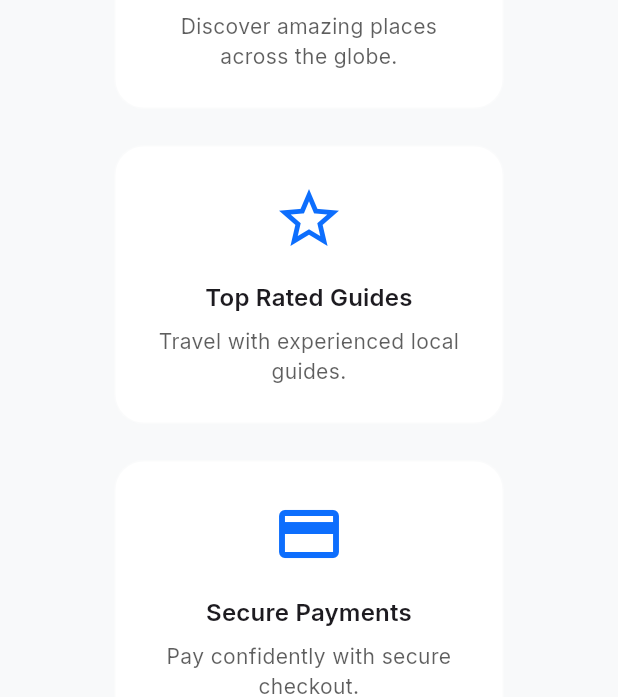
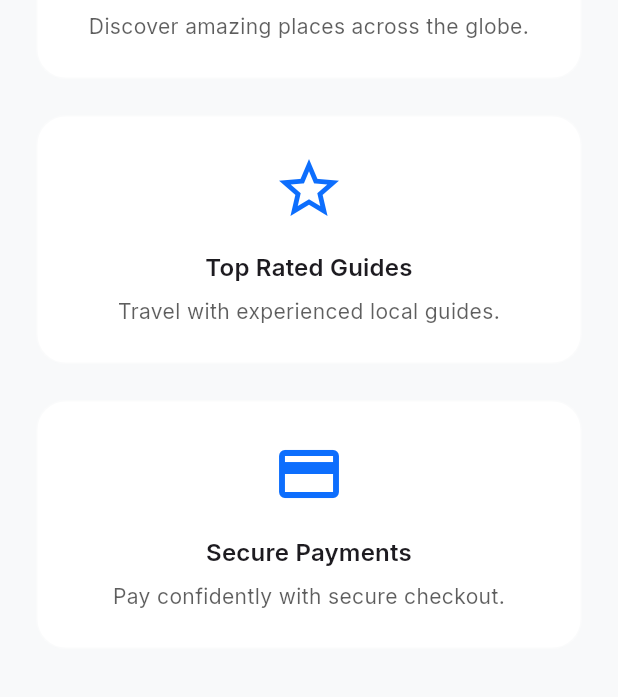
Before and after one commit to aidrizi23/tour_flutter_main, a Flutter app: the HomeWebScreen screen opened by its route, scrolled down 198 dp, on a phone screen of 412 x 824 dp, the part 539-1236 px from its top. Run offline on Flutter 3.47's test engine with Material 3 defaults, Android fonts, the phone set to English and light mode, and no system bars; our stand-ins replace google_fonts, shared_preferences; missing offline and left inert: flutter_stripe; accounts and stored records are empty; network calls fail.

Commit message:
Modularize home screen

```diff
--- a/lib/screens/home/home_web_screen.dart
+++ b/lib/screens/home/home_web_screen.dart
@@ -1,5 +1,6 @@
 import 'package:flutter/material.dart';
-import '../../widgets/modern_widgets.dart';
+import 'widgets/hero_section.dart';
+import 'widgets/features_section.dart';
 
 /// A simple landing page styled like a modern website.
 class HomeWebScreen extends StatelessWidget {
@@ -7,158 +8,16 @@ class HomeWebScreen extends StatelessWidget {
 
   @override
   Widget build(BuildContext context) {
-    final colorScheme = Theme.of(context).colorScheme;
-    final isDesktop = MediaQuery.of(context).size.width >= 800;
-    final heroHeight = isDesktop ? 500.0 : 300.0;
-
-    return Scaffold(
+    return const Scaffold(
       body: SingleChildScrollView(
         child: Column(
           crossAxisAlignment: CrossAxisAlignment.stretch,
           children: [
-            SizedBox(
-              height: heroHeight,
-              child: Stack(
-                fit: StackFit.expand,
-                children: [
-                  Positioned.fill(
-                    child: Image.network(
-                      'https://images.unsplash.com/photo-1507525428034-b723cf961d3e',
-                      fit: BoxFit.cover,
-                    ),
-                  ),
-                  Container(
-                    decoration: BoxDecoration(
-                      gradient: LinearGradient(
-                        begin: Alignment.bottomCenter,
-                        end: Alignment.topCenter,
-                        colors: [
-                          Colors.black.withOpacity(0.4),
-                          Colors.black.withOpacity(0.2),
-                        ],
-                      ),
-                    ),
-                  ),
-                  Center(
-                    child: Column(
-                      mainAxisSize: MainAxisSize.min,
-                      children: [
-                        Text(
-                          'Explore the World',
-                          style: Theme.of(context).textTheme.headlineLarge
-                              ?.copyWith(
-                                color: Colors.white,
-                                fontWeight: FontWeight.bold,
-                              ),
-                          textAlign: TextAlign.center,
-                        ),
-                        const SizedBox(height: 12),
-                        Text(
-                          'Find unforgettable experiences and make memories.',
-                          style: Theme.of(context).textTheme.bodyLarge
-                              ?.copyWith(color: Colors.white70),
-                          textAlign: TextAlign.center,
-                        ),
-                        const SizedBox(height: 24),
-                        FilledButton(
-                          onPressed: () {
-                            Navigator.of(context).pushNamed('/tours');
-                          },
-                          child: const Text('Start Exploring'),
-                        ),
-                      ],
-                    ),
-                  ),
-                ],
-              ),
-            ),
-            Padding(
-              padding: const EdgeInsets.symmetric(vertical: 32, horizontal: 24),
-              child: Column(
-                crossAxisAlignment: CrossAxisAlignment.stretch,
-                children: [
-                  Text(
-                    'Why Choose TourApp?',
-                    style: Theme.of(context).textTheme.headlineSmall?.copyWith(
-                      fontWeight: FontWeight.bold,
-                      color: colorScheme.primary,
-                    ),
-                    textAlign: TextAlign.center,
-                  ),
-                  const SizedBox(height: 24),
-                  Wrap(
-                    alignment: WrapAlignment.center,
-                    spacing: 24,
-                    runSpacing: 24,
-                    children: const [
-                      _FeatureCard(
-                        icon: Icons.public,
-                        title: 'Worldwide Tours',
-                        description:
-                            'Discover amazing places across the globe.',
-                      ),
-                      _FeatureCard(
-                        icon: Icons.star_outline,
-                        title: 'Top Rated Guides',
-                        description: 'Travel with experienced local guides.',
-                      ),
-                      _FeatureCard(
-                        icon: Icons.payment,
-                        title: 'Secure Payments',
-                        description: 'Pay confidently with secure checkout.',
-                      ),
-                    ],
-                  ),
-                ],
-              ),
-            ),
+            HomeHeroSection(),
+            HomeFeaturesSection(),
           ],
         ),
       ),
     );
   }
 }
-
-class _FeatureCard extends StatelessWidget {
-  final IconData icon;
-  final String title;
-  final String description;
-
-  const _FeatureCard({
-    required this.icon,
-    required this.title,
-    required this.description,
-  });
-
-  @override
-  Widget build(BuildContext context) {
-    final colorScheme = Theme.of(context).colorScheme;
-    return SizedBox(
-      width: 260,
-      child: ModernCard(
-        padding: const EdgeInsets.all(24),
-        child: Column(
-          children: [
-            Icon(icon, size: 48, color: colorScheme.primary),
-            const SizedBox(height: 16),
-            Text(
-              title,
-              style: Theme.of(
-                context,
-              ).textTheme.titleMedium?.copyWith(fontWeight: FontWeight.w600),
-              textAlign: TextAlign.center,
-            ),
-            const SizedBox(height: 8),
-            Text(
-              description,
-              style: Theme.of(context).textTheme.bodyMedium?.copyWith(
-                color: colorScheme.onSurface.withOpacity(0.7),
-              ),
-              textAlign: TextAlign.center,
-            ),
-          ],
-        ),
-      ),
-    );
-  }
-}
--- /dev/null
+++ b/lib/screens/home/widgets/feature_card.dart
@@ -0,0 +1,50 @@
+import 'package:flutter/material.dart';
+import '../../../widgets/modern_widgets.dart';
+
+class FeatureCard extends StatelessWidget {
+  final IconData icon;
+  final String title;
+  final String description;
+  final double? width;
+  const FeatureCard({
+    super.key,
+    required this.icon,
+    required this.title,
+    required this.description,
+    this.width,
+  });
+
+  @override
+  Widget build(BuildContext context) {
+    final colorScheme = Theme.of(context).colorScheme;
+    return SizedBox(
+      width: width ?? 260,
+      child: ModernCard(
+        padding: const EdgeInsets.all(24),
+        child: Column(
+          children: [
+            Icon(icon, size: 48, color: colorScheme.primary),
+            const SizedBox(height: 16),
+            Text(
+              title,
+              style: Theme.of(context)
+                  .textTheme
+                  .titleMedium
+                  ?.copyWith(fontWeight: FontWeight.w600),
+              textAlign: TextAlign.center,
+            ),
+            const SizedBox(height: 8),
+            Text(
+              description,
+              style: Theme.of(context)
+                  .textTheme
+                  .bodyMedium
+                  ?.copyWith(color: colorScheme.onSurface.withOpacity(0.7)),
+              textAlign: TextAlign.center,
+            ),
+          ],
+        ),
+      ),
+    );
+  }
+}
--- /dev/null
+++ b/lib/screens/home/widgets/features_section.dart
@@ -0,0 +1,68 @@
+import 'package:flutter/material.dart';
+import 'feature_card.dart';
+
+class HomeFeaturesSection extends StatelessWidget {
+  const HomeFeaturesSection({super.key});
+
+  @override
+  Widget build(BuildContext context) {
+    final colorScheme = Theme.of(context).colorScheme;
+    return Padding(
+      padding: const EdgeInsets.symmetric(vertical: 32, horizontal: 24),
+      child: Column(
+        crossAxisAlignment: CrossAxisAlignment.stretch,
+        children: [
+          Text(
+            'Why Choose TourApp?',
+            style: Theme.of(context)
+                .textTheme
+                .headlineSmall
+                ?.copyWith(fontWeight: FontWeight.bold, color: colorScheme.primary),
+            textAlign: TextAlign.center,
+          ),
+          const SizedBox(height: 24),
+          LayoutBuilder(
+            builder: (context, constraints) {
+              int crossAxisCount = 1;
+              if (constraints.maxWidth >= 1200) {
+                crossAxisCount = 3;
+              } else if (constraints.maxWidth >= 800) {
+                crossAxisCount = 2;
+              }
+
+              final cardWidth =
+                  (constraints.maxWidth - (crossAxisCount - 1) * 24) /
+                      crossAxisCount;
+
+              return Wrap(
+                alignment: WrapAlignment.center,
+                spacing: 24,
+                runSpacing: 24,
+                children: [
+                  FeatureCard(
+                    icon: Icons.public,
+                    title: 'Worldwide Tours',
+                    description: 'Discover amazing places across the globe.',
+                    width: cardWidth,
+                  ),
+                  FeatureCard(
+                    icon: Icons.star_outline,
+                    title: 'Top Rated Guides',
+                    description: 'Travel with experienced local guides.',
+                    width: cardWidth,
+                  ),
+                  FeatureCard(
+                    icon: Icons.payment,
+                    title: 'Secure Payments',
+                    description: 'Pay confidently with secure checkout.',
+                    width: cardWidth,
+                  ),
+                ],
+              );
+            },
+          ),
+        ],
+      ),
+    );
+  }
+}
--- /dev/null
+++ b/lib/screens/home/widgets/hero_section.dart
@@ -0,0 +1,80 @@
+import 'package:flutter/material.dart';
+
+class HomeHeroSection extends StatelessWidget {
+  const HomeHeroSection({super.key});
+
+  @override
+  Widget build(BuildContext context) {
+    final colorScheme = Theme.of(context).colorScheme;
+    return LayoutBuilder(
+      builder: (context, constraints) {
+        final isDesktop = constraints.maxWidth >= 800;
+        final height = isDesktop ? 500.0 : 300.0;
+        return SizedBox(
+          height: height,
+          child: Stack(
+            fit: StackFit.expand,
+            children: [
+              Positioned.fill(
+                child: Image.network(
+                  'https://images.unsplash.com/photo-1507525428034-b723cf961d3e',
+                  fit: BoxFit.cover,
+                ),
+              ),
+              Container(
+                decoration: BoxDecoration(
+                  gradient: LinearGradient(
+                    begin: Alignment.bottomCenter,
+                    end: Alignment.topCenter,
+                    colors: [
+                      Colors.black.withOpacity(0.4),
+                      Colors.black.withOpacity(0.2),
+                    ],
+                  ),
+                ),
+              ),
+              Center(
+                child: Column(
+                  mainAxisSize: MainAxisSize.min,
+                  children: [
+                    Text(
+                      'Explore the World',
+                      style: Theme.of(context)
+                          .textTheme
+                          .headlineLarge
+                          ?.copyWith(
+                            color: Colors.white,
+                            fontWeight: FontWeight.bold,
+                          ),
+                      textAlign: TextAlign.center,
+                    ),
+                    const SizedBox(height: 12),
+                    Text(
+                      'Find unforgettable experiences and make memories.',
+                      style: Theme.of(context)
+                          .textTheme
+                          .bodyLarge
+                          ?.copyWith(color: Colors.white70),
+                      textAlign: TextAlign.center,
+                    ),
+                    const SizedBox(height: 24),
+                    FilledButton(
+                      onPressed: () {
+                        Navigator.of(context).pushNamed('/tours');
+                      },
+                      style: FilledButton.styleFrom(
+                        padding: const EdgeInsets.symmetric(
+                            horizontal: 32, vertical: 16),
+                      ),
+                      child: const Text('Start Exploring'),
+                    ),
+                  ],
+                ),
+              ),
+            ],
+          ),
+        );
+      },
+    );
+  }
+}
```
